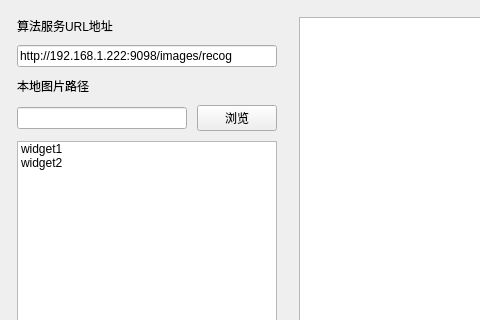
The window that IOESDemo.ui (JohnChain/IOESDemo) describes before a commit, drawn with Qt 5; both pictures show x 0 to 480 and y 0 to 320 of the 964 by 917 pixel window.
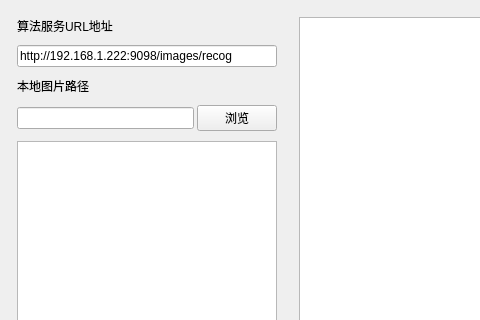
The same window after the commit.

Diff of the .ui file:
```diff
--- a/IOESDemo.ui
+++ b/IOESDemo.ui
@@ -65,12 +65,18 @@
          </widget>
         </item>
         <item>
-         <layout class="QHBoxLayout" name="horizontalLayout_3">
+         <layout class="QHBoxLayout" name="horizontalLayout_3" stretch="1,0">
+          <property name="spacing">
+           <number>3</number>
+          </property>
           <item>
            <widget class="QLineEdit" name="edtImagePath">
             <property name="text">
              <string/>
             </property>
+            <property name="readOnly">
+             <bool>true</bool>
+            </property>
            </widget>
           </item>
           <item>
@@ -83,18 +89,7 @@
          </layout>
         </item>
         <item>
-         <widget class="QListWidget" name="listImages">
-          <item>
-           <property name="text">
-            <string>widget1</string>
-           </property>
-          </item>
-          <item>
-           <property name="text">
-            <string>widget2</string>
-           </property>
-          </item>
-         </widget>
+         <widget class="QListWidget" name="listImages"/>
         </item>
         <item>
          <layout class="QHBoxLayout" name="horizontalLayout_7" stretch="0,1">
```
